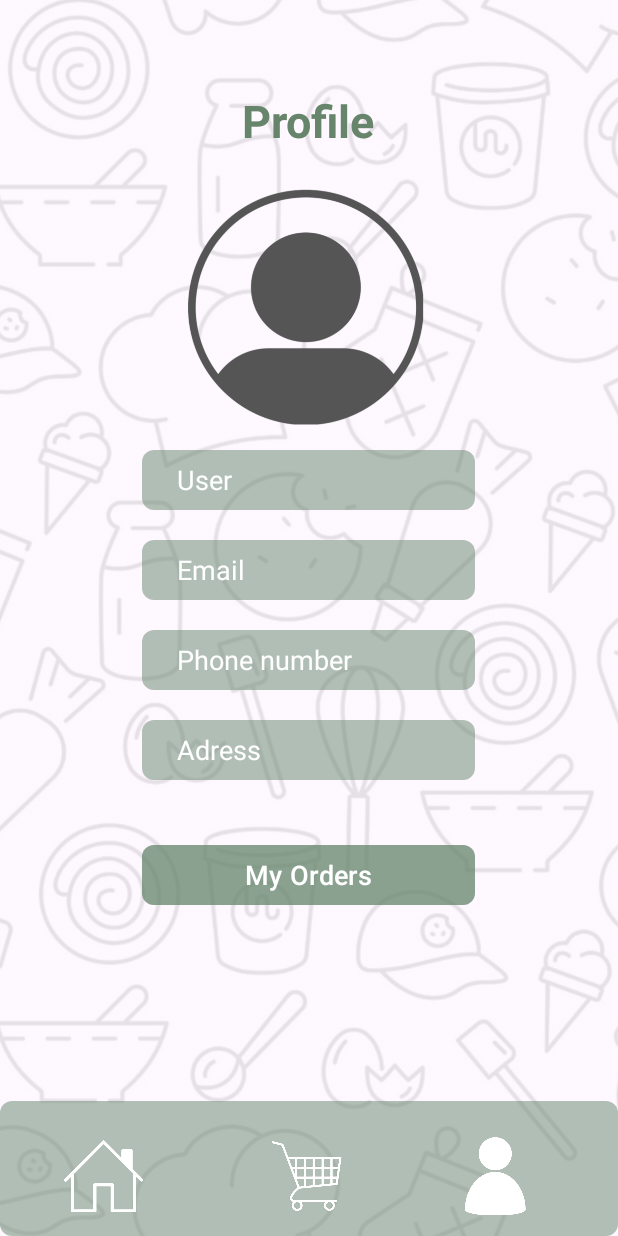
After one commit to AdriBc16/ProjectMacadamia, an Android app: the layout activity_profile.xml on its own in the app's theme, with its tools: preview values and no code run, on a phone screen of 412 x 824 dp. The commit adds this screen. Run offline under Robolectric (Android 15) with nearby library versions, the phone set to English and light mode, and no system bars.

Commit message:
vista profile

```diff
--- /dev/null
+++ b/app/src/main/res/layout/activity_profile.xml
@@ -0,0 +1,135 @@
+<?xml version="1.0" encoding="utf-8"?>
+<FrameLayout xmlns:android="http://schemas.android.com/apk/res/android"
+    xmlns:app="http://schemas.android.com/apk/res-auto"
+    xmlns:tools="http://schemas.android.com/tools"
+    android:id="@+id/profile"
+    android:layout_width="match_parent"
+    android:layout_height="match_parent"
+    android:orientation="vertical"
+    android:gravity="top|center"
+    tools:context=".MainActivity">
+
+
+    <ImageView
+        android:id="@+id/fondo"
+        android:layout_width="match_parent"
+        android:layout_height="match_parent"
+        android:scaleType="centerCrop"
+        android:alpha="0.1"
+        app:srcCompat="@drawable/fondo_inicio" />
+
+
+    <View style="@style/GreenRoundedView" android:layout_marginTop="300dp" />
+    <View style="@style/GreenRoundedView" android:layout_marginTop="360dp" />
+    <View style="@style/GreenRoundedView" android:layout_marginTop="420dp" />
+    <View style="@style/GreenRoundedView" android:layout_marginTop="480dp" />
+
+    <LinearLayout
+        android:layout_width="match_parent"
+        android:layout_height="match_parent"
+        android:orientation="vertical"
+        android:gravity="top|center" >
+
+        <TextView
+            android:id="@+id/signin"
+            android:layout_width="wrap_content"
+            android:layout_height="wrap_content"
+            android:textSize="30sp"
+            android:textColor="@color/verde2"
+            android:textStyle="bold"
+            android:fontFamily=""
+            android:layout_marginTop="60dp"
+            android:text="@string/profile"
+
+            />
+
+        <ImageView
+            android:id="@+id/icono"
+            android:layout_width="222dp"
+            android:layout_height="165dp"
+            android:layout_gravity="top|center"
+            android:layout_marginTop="20dp"
+            app:srcCompat="@drawable/profile" />
+
+
+        <EditText
+            android:id="@+id/user"
+            style="@style/MyEditTextStyle"
+            android:layout_marginTop="10dp"
+            android:hint="@string/user"
+            />
+
+        <EditText
+            android:id="@+id/email"
+            style="@style/MyEditTextStyle"
+            android:layout_marginTop="12dp"
+            android:hint="@string/email"
+            />
+        <EditText
+            android:id="@+id/phone"
+            style="@style/MyEditTextStyle"
+            android:layout_marginTop="12dp"
+            android:hint="@string/phone_number"
+            />
+        <EditText
+            android:id="@+id/adress"
+            style="@style/MyEditTextStyle"
+            android:layout_marginTop="12dp"
+            android:hint="@string/adress"
+            />
+
+        <Button
+            android:id="@+id/button"
+            android:layout_width="222dp"
+            android:layout_height="wrap_content"
+            android:layout_marginTop="35dp"
+            android:backgroundTint="@color/verde_views"
+            app:cornerRadius="8dp"
+            android:text="@string/myorders"
+            android:textSize="18sp" />
+
+    </LinearLayout>
+
+    <View
+        android:layout_width="match_parent"
+        android:layout_height="90dp"
+        android:layout_gravity="bottom"
+        android:background="@drawable/views"
+        />
+
+    <LinearLayout
+        android:layout_width="match_parent"
+        android:layout_height="match_parent"
+        android:gravity="bottom"
+        >
+
+        <ImageButton
+            android:layout_width="60dp"
+            android:layout_height="60dp"
+            android:layout_marginBottom="10dp"
+            android:background="@null"
+            android:scaleType="fitCenter"
+            android:layout_marginStart="40dp"
+            android:src="@drawable/casita" />
+
+        <ImageButton
+            android:layout_width="60dp"
+            android:layout_height="60dp"
+            android:layout_marginBottom="10dp"
+            android:background="@null"
+            android:scaleType="fitCenter"
+            android:layout_marginStart="80dp"
+            android:src="@drawable/carrito" />
+
+        <ImageButton
+            android:layout_width="60dp"
+            android:layout_height="60dp"
+            android:layout_marginBottom="10dp"
+            android:background="@null"
+            android:scaleType="fitCenter"
+            android:layout_marginStart="60dp"
+            android:src="@drawable/persona" />
+
+    </LinearLayout>
+
+</FrameLayout>
--- a/app/src/main/res/values/strings.xml
+++ b/app/src/main/res/values/strings.xml
@@ -20,4 +20,7 @@
     <string name="login">Log In</string>
     <string name="noaccount">Dont have an account?</string>
 
+    <string name="profile">Profile</string>
+    <string name="myorders">My Orders</string>
+
 </resources>
```
Also changed, not shown: app/src/main/res/drawable/carrito.png (added), app/src/main/res/drawable/casita.png (added), app/src/main/res/drawable/persona.png (added), app/src/main/res/drawable/profile.png (added), app/src/main/res/drawable/profile/Captura de pantalla 2025-06-03 a la(s) 7.19.04 p. m..png (added), app/src/main/res/profile/Captura de pantalla 2025-06-03 a la(s) 7.18.42 p. m..png (added).
